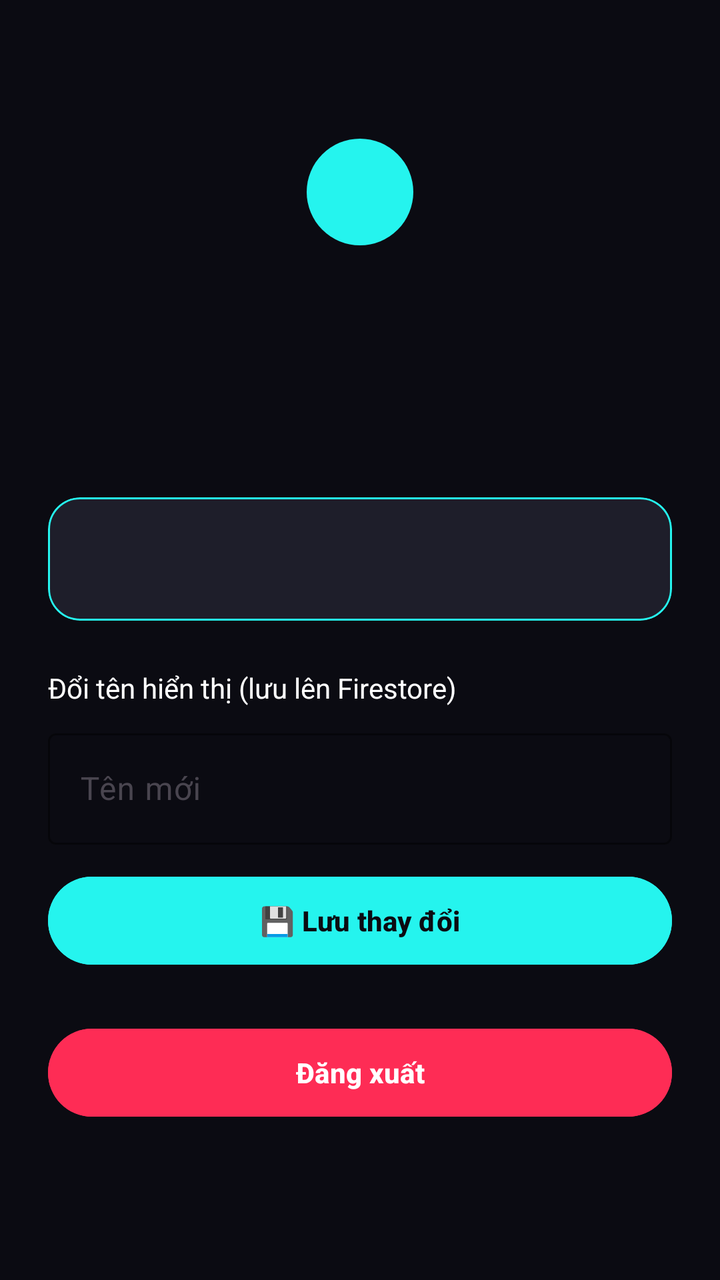
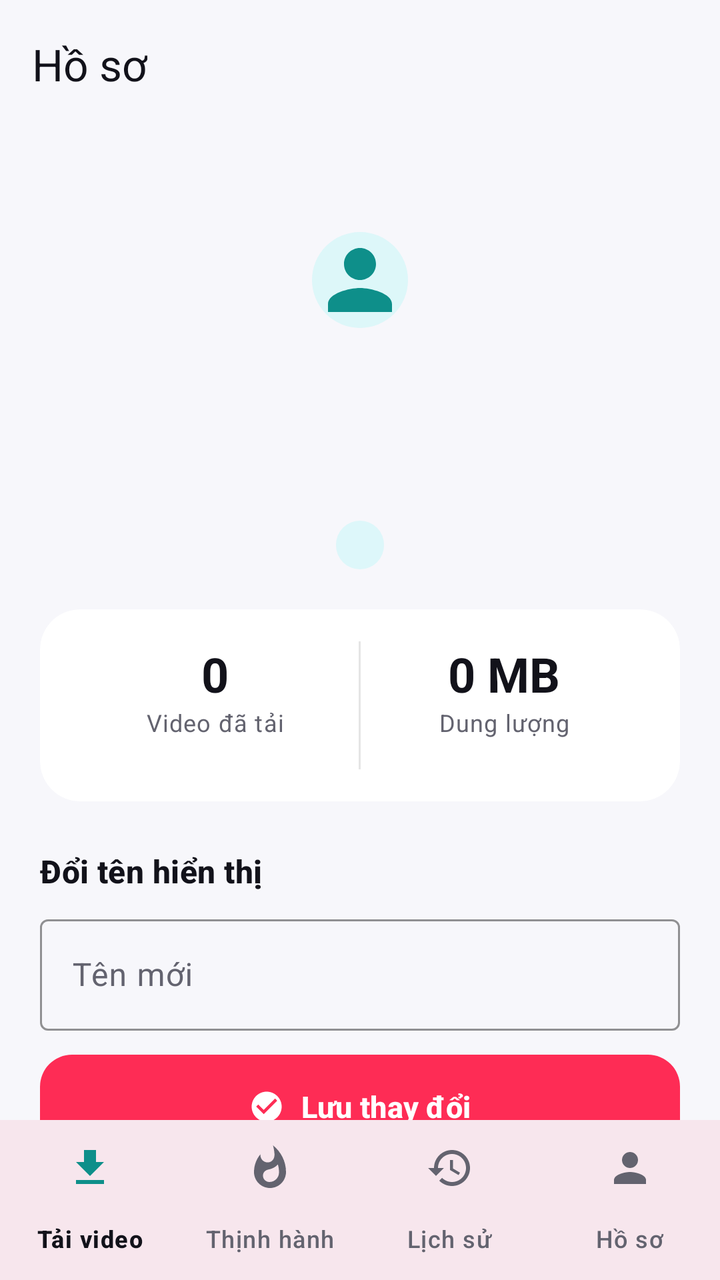

The first picture is an Android layout as it rendered before a commit; the second is the same layout after the commit. The layout source and the unified diff follow.
<!-- AndroidManifest.xml: application theme Theme.TT -->
<!-- res/layout/activity_profile.xml -->
<?xml version="1.0" encoding="utf-8"?>
<ScrollView xmlns:android="http://schemas.android.com/apk/res/android"
    xmlns:app="http://schemas.android.com/apk/res-auto"
    android:layout_width="match_parent"
    android:layout_height="match_parent"
    android:background="@color/tt_black">

    <LinearLayout
        android:layout_width="match_parent"
        android:layout_height="wrap_content"
        android:gravity="center_horizontal"
        android:orientation="vertical"
        android:padding="24dp">

        
        <ImageView
            android:layout_width="96dp"
            android:layout_height="96dp"
            android:layout_marginTop="24dp"
            android:contentDescription="Ảnh đại diện"
            android:src="@drawable/ic_launcher_foreground"
            app:tint="@color/tt_cyan" />

        <TextView
            android:id="@+id/tvName"
            android:layout_width="wrap_content"
            android:layout_height="wrap_content"
            android:layout_marginTop="12dp"
            android:textColor="@color/white"
            android:textSize="22sp"
            android:textStyle="bold" />

        <TextView
            android:id="@+id/tvEmail"
            android:layout_width="wrap_content"
            android:layout_height="wrap_content"
            android:layout_marginTop="4dp"
            android:textColor="#B3FFFFFF"
            android:textSize="14sp" />

        <TextView
            android:id="@+id/tvMode"
            android:layout_width="wrap_content"
            android:layout_height="wrap_content"
            android:layout_marginTop="4dp"
            android:textColor="@color/tt_cyan"
            android:textSize="12sp" />

        
        <com.google.android.material.card.MaterialCardView
            android:layout_width="match_parent"
            android:layout_height="wrap_content"
            android:layout_marginTop="20dp"
            app:cardBackgroundColor="#1E1E2A"
            app:cardCornerRadius="16dp"
            app:strokeColor="@color/tt_cyan">

            <TextView
                android:id="@+id/tvDownloads"
                android:layout_width="match_parent"
                android:layout_height="wrap_content"
                android:gravity="center"
                android:padding="20dp"
                android:textColor="@color/white"
                android:textSize="16sp" />
        </com.google.android.material.card.MaterialCardView>

        
        <TextView
            android:layout_width="match_parent"
            android:layout_height="wrap_content"
            android:layout_marginTop="24dp"
            android:text="Đổi tên hiển thị (lưu lên Firestore)"
            android:textColor="@color/white"
            android:textSize="14sp" />

        <com.google.android.material.textfield.TextInputLayout
            style="@style/Widget.Material3.TextInputLayout.OutlinedBox"
            android:layout_width="match_parent"
            android:layout_height="wrap_content"
            android:layout_marginTop="8dp"
            android:hint="Tên mới"
            app:boxStrokeColor="@color/tt_cyan"
            app:hintTextColor="@color/tt_cyan">

            <com.google.android.material.textfield.TextInputEditText
                android:id="@+id/etNewName"
                android:layout_width="match_parent"
                android:layout_height="wrap_content"
                android:inputType="textPersonName"
                android:textColor="@color/white" />
        </com.google.android.material.textfield.TextInputLayout>

        <Button
            android:id="@+id/btnSaveName"
            android:layout_width="match_parent"
            android:layout_height="52dp"
            android:layout_marginTop="12dp"
            android:backgroundTint="@color/tt_cyan"
            android:text="💾 Lưu thay đổi"
            android:textColor="@color/tt_black"
            android:textStyle="bold" />

        <Button
            android:id="@+id/btnLogout"
            android:layout_width="match_parent"
            android:layout_height="52dp"
            android:layout_marginTop="24dp"
            android:backgroundTint="@color/tt_red"
            android:text="Đăng xuất"
            android:textColor="@color/white"
            android:textStyle="bold" />

        <ProgressBar
            android:id="@+id/progress"
            android:layout_width="wrap_content"
            android:layout_height="wrap_content"
            android:layout_marginTop="16dp"
            android:indeterminateTint="@color/tt_cyan"
            android:visibility="gone" />
    </LinearLayout>
</ScrollView>
<!-- resources referenced by this layout -->
<resources>
  <color name="tt_cyan">#FF25F4EE</color>
  <!-- drawable ic_launcher_foreground (drawable) -->
  <?xml version="1.0" encoding="utf-8"?>
  <vector xmlns:android="http://schemas.android.com/apk/res/android"
      android:width="108dp"
      android:height="108dp"
      android:viewportWidth="108"
      android:viewportHeight="108">
      <path
          android:fillColor="#FFFFFFFF"
          android:pathData="M54,54m-30,0a30,30 0,1 1,60 0a30,30 0,1 1,-60 0" />
      <path
          android:fillColor="#FF6200EE"
          android:pathData="M44,42h4v24h-4z" />
      <path
          android:fillColor="#FF6200EE"
          android:pathData="M52,42h4v24h-4z" />
      <path
          android:fillColor="#FF6200EE"
          android:pathData="M60,42h4v24h-4z" />
  </vector>
  <style name="Theme.TT" parent="Theme.Material3.DayNight.NoActionBar">
          
      </style>
  <!-- unchanged entries left out for length: 3 -->
</resources>

<!-- the commit's change to res/layout/activity_profile.xml (unified diff, before → after) -->
@@ -1,122 +1,197 @@
 <?xml version="1.0" encoding="utf-8"?>
-<ScrollView xmlns:android="http://schemas.android.com/apk/res/android"
+<LinearLayout xmlns:android="http://schemas.android.com/apk/res/android"
     xmlns:app="http://schemas.android.com/apk/res-auto"
     android:layout_width="match_parent"
     android:layout_height="match_parent"
-    android:background="@color/tt_black">
+    android:background="@color/surface"
+    android:orientation="vertical">
 
-    <LinearLayout
+    <com.google.android.material.appbar.MaterialToolbar
+        android:id="@+id/toolbar"
+        android:layout_width="match_parent"
+        android:layout_height="?attr/actionBarSize"
+        android:background="@color/surface"
+        app:title="@string/profile_title"
+        app:titleTextColor="@color/text_primary" />
+
+    <androidx.core.widget.NestedScrollView
+        android:layout_width="match_parent"
+        android:layout_height="0dp"
+        android:layout_weight="1"
+        android:clipToPadding="false">
+
+        <LinearLayout
+            android:layout_width="match_parent"
+            android:layout_height="wrap_content"
+            android:gravity="center_horizontal"
+            android:orientation="vertical"
+            android:padding="@dimen/space_20">
+
+            <com.google.android.material.imageview.ShapeableImageView
+                android:layout_width="@dimen/avatar_size"
+                android:layout_height="@dimen/avatar_size"
+                android:layout_marginTop="@dimen/space_8"
+                android:background="@drawable/bg_avatar_circle"
+                android:contentDescription="@string/nav_profile"
+                android:padding="@dimen/space_24"
+                android:src="@drawable/ic_person"
+                android:tint="@color/accent"
+                app:shapeAppearanceOverlay="@style/ShapeAppearance.TT.Circle" />
+
+            <TextView
+                android:id="@+id/tvName"
+                android:layout_width="wrap_content"
+                android:layout_height="wrap_content"
+                android:layout_marginTop="@dimen/space_12"
+                android:textColor="@color/text_primary"
+                android:textSize="22sp"
+                android:textStyle="bold" />
+
+            <TextView
+                android:id="@+id/tvEmail"
+                android:layout_width="wrap_content"
+                android:layout_height="wrap_content"
+                android:layout_marginTop="@dimen/space_4"
+                android:textColor="@color/text_secondary"
+                android:textSize="14sp" />
+
+            <TextView
+                android:id="@+id/tvMode"
+                android:layout_width="wrap_content"
+                android:layout_height="wrap_content"
+                android:layout_marginTop="@dimen/space_8"
+                android:background="@drawable/bg_quality_chip"
+                android:paddingStart="@dimen/space_12"
+                android:paddingTop="@dimen/space_4"
+                android:paddingEnd="@dimen/space_12"
+                android:paddingBottom="@dimen/space_4"
+                android:textColor="@color/accent"
+                android:textSize="12sp" />
+
+            
+            <com.google.android.material.card.MaterialCardView
+                style="@style/Widget.TT.Card"
+                android:layout_width="match_parent"
+                android:layout_height="wrap_content"
+                android:layout_marginTop="@dimen/space_20">
+
+                <LinearLayout
+                    android:layout_width="match_parent"
+                    android:layout_height="wrap_content"
+                    android:orientation="horizontal"
+                    android:padding="@dimen/space_16">
+
+                    <LinearLayout
+                        android:layout_width="0dp"
+                        android:layout_height="wrap_content"
+                        android:layout_weight="1"
+                        android:gravity="center_horizontal"
+                        android:orientation="vertical">
+
+                        <TextView
+                            android:id="@+id/tvStatVideos"
+                            android:layout_width="wrap_content"
+                            android:layout_height="wrap_content"
+                            android:text="0"
+                            android:textColor="@color/text_primary"
+                            android:textSize="24sp"
+                            android:textStyle="bold" />
+
+                        <TextView
+                            android:layout_width="wrap_content"
+                            android:layout_height="wrap_content"
+                            android:text="@string/profile_stat_videos"
+                            android:textAppearance="@style/TextAppearance.TT.Caption" />
+                    </LinearLayout>
+
+                    <View
+                        android:layout_width="1dp"
+                        android:layout_height="64dp"
+                        android:background="@color/divider" />
+
+                    <LinearLayout
+                        android:layout_width="0dp"
+                        android:layout_height="wrap_content"
+                        android:layout_weight="1"
+                        android:gravity="center_horizontal"
+                        android:orientation="vertical">
+
+                        <TextView
+                            android:id="@+id/tvStatSize"
+                            android:layout_width="wrap_content"
+                            android:layout_height="wrap_content"
+                            android:text="0 MB"
+                            android:textColor="@color/text_primary"
+                            android:textSize="24sp"
+                            android:textStyle="bold" />
+
+                        <TextView
+                            android:layout_width="wrap_content"
+                            android:layout_height="wrap_content"
+                            android:text="@string/profile_stat_size"
+                            android:textAppearance="@style/TextAppearance.TT.Caption" />
+                    </LinearLayout>
+                </LinearLayout>
+            </com.google.android.material.card.MaterialCardView>
+
+            
+            <TextView
+                android:layout_width="match_parent"
+                android:layout_height="wrap_content"
+                android:layout_marginTop="@dimen/space_24"
+                android:text="@string/profile_edit_name"
+                android:textAppearance="@style/TextAppearance.TT.Section" />
+
+            <com.google.android.material.textfield.TextInputLayout
+                android:id="@+id/tilNewName"
+                style="@style/Widget.Material3.TextInputLayout.OutlinedBox"
+                android:layout_width="match_parent"
+                android:layout_height="wrap_content"
+                android:layout_marginTop="@dimen/space_8"
+                android:hint="@string/hint_new_name"
+                app:boxStrokeColor="@color/accent"
+                app:hintTextColor="@color/accent">
+
+                <com.google.android.material.textfield.TextInputEditText
+                    android:id="@+id/etNewName"
+                    android:layout_width="match_parent"
+                    android:layout_height="wrap_content"
+                    android:inputType="textPersonName"
+                    android:textColor="@color/text_primary" />
+            </com.google.android.material.textfield.TextInputLayout>
+
+            <com.google.android.material.button.MaterialButton
+                android:id="@+id/btnSaveName"
+                style="@style/Widget.TT.Button.Primary"
+                android:layout_width="match_parent"
+                android:layout_height="wrap_content"
+                android:layout_marginTop="@dimen/space_12"
+                android:text="@string/action_save"
+                app:icon="@drawable/ic_check_circle" />
+
+            <ProgressBar
+                android:id="@+id/progress"
+                android:layout_width="wrap_content"
+                android:layout_height="wrap_content"
+                android:layout_marginTop="@dimen/space_12"
+                android:indeterminateTint="@color/accent"
+                android:visibility="gone" />
+
+            <com.google.android.material.button.MaterialButton
+                android:id="@+id/btnLogout"
+                style="@style/Widget.TT.Button.Danger"
+                android:layout_width="match_parent"
+                android:layout_height="wrap_content"
+                android:layout_marginTop="@dimen/space_24"
+                android:text="@string/action_logout" />
+        </LinearLayout>
+    </androidx.core.widget.NestedScrollView>
+
+    <com.google.android.material.bottomnavigation.BottomNavigationView
+        android:id="@+id/bottomNav"
         android:layout_width="match_parent"
         android:layout_height="wrap_content"
-        android:gravity="center_horizontal"
-        android:orientation="vertical"
-        android:padding="24dp">
-
-        
-        <ImageView
-            android:layout_width="96dp"
-            android:layout_height="96dp"
-            android:layout_marginTop="24dp"
-            android:contentDescription="Ảnh đại diện"
-            android:src="@drawable/ic_launcher_foreground"
-            app:tint="@color/tt_cyan" />
-
-        <TextView
-            android:id="@+id/tvName"
-            android:layout_width="wrap_content"
-            android:layout_height="wrap_content"
-            android:layout_marginTop="12dp"
-            android:textColor="@color/white"
-            android:textSize="22sp"
-            android:textStyle="bold" />
-
-        <TextView
-            android:id="@+id/tvEmail"
-            android:layout_width="wrap_content"
-            android:layout_height="wrap_content"
-            android:layout_marginTop="4dp"
-            android:textColor="#B3FFFFFF"
-            android:textSize="14sp" />
-
-        <TextView
-            android:id="@+id/tvMode"
-            android:layout_width="wrap_content"
-            android:layout_height="wrap_content"
-            android:layout_marginTop="4dp"
-            android:textColor="@color/tt_cyan"
-            android:textSize="12sp" />
-
-        
-        <com.google.android.material.card.MaterialCardView
-            android:layout_width="match_parent"
-            android:layout_height="wrap_content"
-            android:layout_marginTop="20dp"
-            app:cardBackgroundColor="#1E1E2A"
-            app:cardCornerRadius="16dp"
-            app:strokeColor="@color/tt_cyan">
-
-            <TextView
-                android:id="@+id/tvDownloads"
-                android:layout_width="match_parent"
-                android:layout_height="wrap_content"
-                android:gravity="center"
-                android:padding="20dp"
-                android:textColor="@color/white"
-                android:textSize="16sp" />
-        </com.google.android.material.card.MaterialCardView>
-
-        
-        <TextView
-            android:layout_width="match_parent"
-            android:layout_height="wrap_content"
-            android:layout_marginTop="24dp"
-            android:text="Đổi tên hiển thị (lưu lên Firestore)"
-            android:textColor="@color/white"
-            android:textSize="14sp" />
-
-        <com.google.android.material.textfield.TextInputLayout
-            style="@style/Widget.Material3.TextInputLayout.OutlinedBox"
-            android:layout_width="match_parent"
-            android:layout_height="wrap_content"
-            android:layout_marginTop="8dp"
-            android:hint="Tên mới"
-            app:boxStrokeColor="@color/tt_cyan"
-            app:hintTextColor="@color/tt_cyan">
-
-            <com.google.android.material.textfield.TextInputEditText
-                android:id="@+id/etNewName"
-                android:layout_width="match_parent"
-                android:layout_height="wrap_content"
-                android:inputType="textPersonName"
-                android:textColor="@color/white" />
-        </com.google.android.material.textfield.TextInputLayout>
-
-        <Button
-            android:id="@+id/btnSaveName"
-            android:layout_width="match_parent"
-            android:layout_height="52dp"
-            android:layout_marginTop="12dp"
-            android:backgroundTint="@color/tt_cyan"
-            android:text="💾 Lưu thay đổi"
-            android:textColor="@color/tt_black"
-            android:textStyle="bold" />
-
-        <Button
-            android:id="@+id/btnLogout"
-            android:layout_width="match_parent"
-            android:layout_height="52dp"
-            android:layout_marginTop="24dp"
-            android:backgroundTint="@color/tt_red"
-            android:text="Đăng xuất"
-            android:textColor="@color/white"
-            android:textStyle="bold" />
-
-        <ProgressBar
-            android:id="@+id/progress"
-            android:layout_width="wrap_content"
-            android:layout_height="wrap_content"
-            android:layout_marginTop="16dp"
-            android:indeterminateTint="@color/tt_cyan"
-            android:visibility="gone" />
-    </LinearLayout>
-</ScrollView>
+        android:background="@color/surface"
+        app:labelVisibilityMode="labeled"
+        app:menu="@menu/menu_bottom" />
+</LinearLayout>
<!-- resource entries referenced after the edit -->
@@ -1,29 +1,132 @@
 <!-- resources referenced by this layout -->
 <resources>
-  <color name="tt_cyan">#FF25F4EE</color>
-  <!-- drawable ic_launcher_foreground (drawable) -->
+  <color name="accent">#FF0E8F8A</color>
+  <color name="divider">#1A000000</color>
+  <color name="surface">#FFF7F7FB</color>
+  <color name="text_primary">#FF12121A</color>
+  <color name="text_secondary">#FF63636F</color>
+  <dimen name="avatar_size">96dp</dimen>
+  <dimen name="space_12">12dp</dimen>
+  <dimen name="space_16">16dp</dimen>
+  <dimen name="space_20">20dp</dimen>
+  <dimen name="space_24">24dp</dimen>
+  <dimen name="space_4">4dp</dimen>
+  <dimen name="space_8">8dp</dimen>
+  <!-- drawable bg_avatar_circle (drawable) -->
   <?xml version="1.0" encoding="utf-8"?>
+  <shape xmlns:android="http://schemas.android.com/apk/res/android"
+      android:shape="oval">
+      <solid android:color="@color/accent_soft" />
+  </shape>
+  <!-- drawable bg_quality_chip (drawable) -->
+  <?xml version="1.0" encoding="utf-8"?>
+  <shape xmlns:android="http://schemas.android.com/apk/res/android"
+      android:shape="rectangle">
+      <solid android:color="@color/accent_soft" />
+      <corners android:radius="12dp" />
+  </shape>
+  <!-- drawable ic_check_circle (drawable) -->
   <vector xmlns:android="http://schemas.android.com/apk/res/android"
-      android:width="108dp"
-      android:height="108dp"
-      android:viewportWidth="108"
-      android:viewportHeight="108">
+      android:width="24dp"
+      android:height="24dp"
+      android:viewportWidth="24"
+      android:viewportHeight="24">
       <path
           android:fillColor="#FFFFFFFF"
-          android:pathData="M54,54m-30,0a30,30 0,1 1,60 0a30,30 0,1 1,-60 0" />
+          android:pathData="M12,2C6.48,2 2,6.48 2,12s4.48,10 10,10 10,-4.48 10,-10S17.52,2 12,2zM10,17l-5,-5 1.41,-1.41L10,14.17l7.59,-7.59L19,8l-9,9z" />
+  </vector>
+  <!-- drawable ic_person (drawable) -->
+  <vector xmlns:android="http://schemas.android.com/apk/res/android"
+      android:width="24dp"
+      android:height="24dp"
+      android:viewportWidth="24"
+      android:viewportHeight="24">
       <path
-          android:fillColor="#FF6200EE"
-          android:pathData="M44,42h4v24h-4z" />
-      <path
-          android:fillColor="#FF6200EE"
-          android:pathData="M52,42h4v24h-4z" />
-      <path
-          android:fillColor="#FF6200EE"
-          android:pathData="M60,42h4v24h-4z" />
+          android:fillColor="#FFFFFFFF"
+          android:pathData="M12,12c2.21,0 4,-1.79 4,-4s-1.79,-4 -4,-4 -4,1.79 -4,4 1.79,4 4,4zM12,14c-2.67,0 -8,1.34 -8,4v2h16v-2c0,-2.66 -5.33,-4 -8,-4z" />
   </vector>
+  <string name="action_logout">Đăng xuất</string>
+  <string name="action_save">Lưu thay đổi</string>
+  <string name="hint_new_name">Tên mới</string>
+  <string name="nav_profile">Hồ sơ</string>
+  <string name="profile_edit_name">Đổi tên hiển thị</string>
+  <string name="profile_stat_size">Dung lượng</string>
+  <string name="profile_stat_videos">Video đã tải</string>
+  <string name="profile_title">Hồ sơ</string>
+  <style name="ShapeAppearance.TT.Circle" parent="">
+          <item name="cornerFamily">rounded</item>
+          <item name="cornerSize">50%</item>
+      </style>
+  <style name="TextAppearance.TT.Caption" parent="TextAppearance.Material3.BodySmall">
+          <item name="android:textColor">@color/text_secondary</item>
+      </style>
+  <style name="TextAppearance.TT.Section" parent="TextAppearance.Material3.TitleMedium">
+          <item name="android:textColor">@color/text_primary</item>
+          <item name="android:textStyle">bold</item>
+      </style>
+  <style name="Widget.TT.Button.Danger" parent="Widget.Material3.Button.OutlinedButton">
+          <item name="android:minHeight">@dimen/button_height</item>
+          <item name="android:insetTop">0dp</item>
+          <item name="android:insetBottom">0dp</item>
+          <item name="android:textStyle">bold</item>
+          <item name="android:textSize">15sp</item>
+          <item name="android:textColor">@color/error</item>
+          <item name="strokeColor">@color/error</item>
+          <item name="cornerRadius">@dimen/radius_medium</item>
+      </style>
+  <style name="Widget.TT.Button.Primary" parent="Widget.Material3.Button">
+          <item name="android:minHeight">@dimen/button_height</item>
+          <item name="android:insetTop">0dp</item>
+          <item name="android:insetBottom">0dp</item>
+          <item name="android:textStyle">bold</item>
+          <item name="android:textSize">15sp</item>
+          <item name="android:textColor">@color/white</item>
+          <item name="backgroundTint">@color/tt_red</item>
+          <item name="cornerRadius">@dimen/radius_medium</item>
+          <item name="iconTint">@color/white</item>
+          <item name="iconGravity">textStart</item>
+          <item name="iconPadding">8dp</item>
+      </style>
+  <style name="Widget.TT.Card" parent="Widget.Material3.CardView.Filled">
+          <item name="cardBackgroundColor">@color/surface_variant</item>
+          <item name="cardCornerRadius">@dimen/radius_large</item>
+          <item name="cardElevation">0dp</item>
+          <item name="strokeWidth">0dp</item>
+          <item name="rippleColor">@color/accent_soft</item>
+      </style>
   <style name="Theme.TT" parent="Theme.Material3.DayNight.NoActionBar">
           
+          <item name="colorPrimary">@color/tt_red</item>
+          <item name="colorOnPrimary">@color/white</item>
+          <item name="colorPrimaryContainer">@color/tt_red_soft</item>
+          <item name="colorOnPrimaryContainer">@color/tt_red</item>
+  
+          <item name="colorSecondary">@color/accent</item>
+          <item name="colorOnSecondary">@color/tt_black</item>
+          <item name="colorSecondaryContainer">@color/accent_soft</item>
+          <item name="colorOnSecondaryContainer">@color/accent</item>
+  
+          
+          <item name="android:colorBackground">@color/surface</item>
+          <item name="colorSurface">@color/surface</item>
+          <item name="colorOnSurface">@color/text_primary</item>
+          <item name="colorSurfaceVariant">@color/surface_variant</item>
+          <item name="colorOnSurfaceVariant">@color/text_secondary</item>
+          <item name="colorOutline">@color/divider</item>
+          <item name="colorError">@color/error</item>
+  
+          <item name="android:windowBackground">@color/surface</item>
+          <item name="android:statusBarColor">@color/surface</item>
+          <item name="android:navigationBarColor">@color/surface</item>
+          <item name="android:windowLightStatusBar">@bool/is_light_theme</item>
       </style>
+  <color name="accent_soft">#1F25F4EE</color>
+  <dimen name="button_height">52dp</dimen>
+  <color name="error">#FFB3261E</color>
+  <dimen name="radius_medium">16dp</dimen>
+  <color name="surface_variant">#FFFFFFFF</color>
+  <dimen name="radius_large">20dp</dimen>
+  <color name="tt_red_soft">#1FFE2C55</color>
   <!-- unchanged entries left out for length: 3 -->
 </resources>
 
